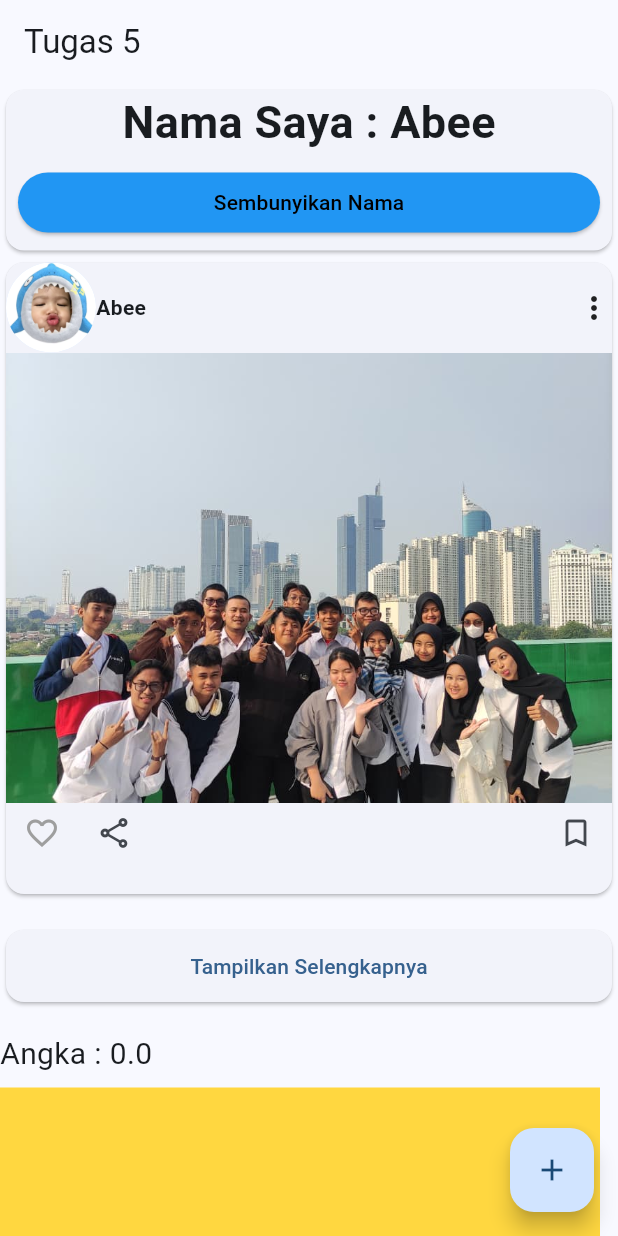
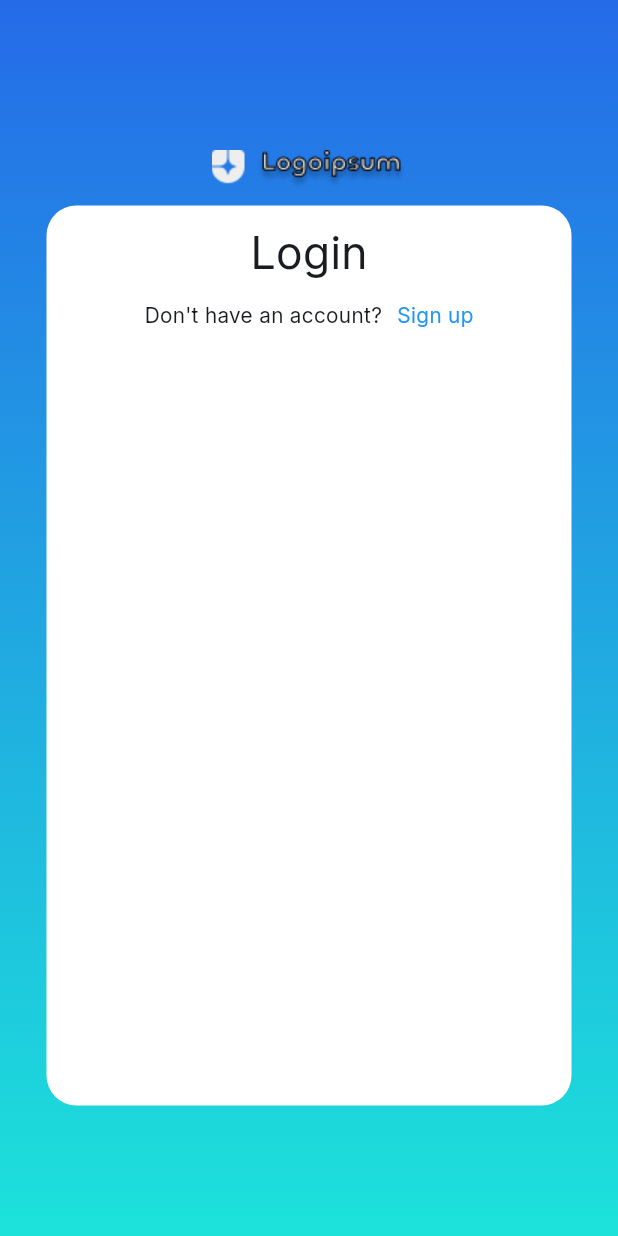
Before and after one commit to ProjectABEE/ppkd_b4_abee, a Flutter app: the screen it shows after launch, on a phone screen of 412 x 824 dp. Run offline on Flutter 3.47's test engine with Material 3 defaults, Android fonts, the light colour scheme and no system bars; missing offline and left inert: mobkit_dashed_border.

Commit message:
Login UI Belum Jadi

```diff
--- a/lib/day12/tugas5.dart
+++ b/lib/day12/tugas5.dart
@@ -69,7 +69,7 @@ class _Tugas5State extends State<Tugas5> {
                   Row(
                     children: [
                       CircleAvatar(
-                        radius: 30,
+                        radius: 25,
                         backgroundImage: AssetImage('assets/images/abe.webp'),
                       ),
                       Text(
--- /dev/null
+++ b/lib/day13/Logintest.dart
@@ -0,0 +1,74 @@
+import 'package:flutter/material.dart';
+
+class LoginUI extends StatefulWidget {
+  const LoginUI({super.key});
+
+  @override
+  State<LoginUI> createState() => _LoginUIState();
+}
+
+class _LoginUIState extends State<LoginUI> {
+  @override
+  Widget build(BuildContext context) {
+    return Scaffold(
+      body: Container(
+        decoration: BoxDecoration(
+          gradient: LinearGradient(
+            begin: Alignment.topCenter,
+            end: Alignment.bottomCenter,
+            colors: [Color(0xff256BE8), Color(0xff1CE2DA)],
+          ),
+        ),
+        child: Column(
+          children: [
+            SizedBox(height: 100),
+            Row(
+              mainAxisAlignment: MainAxisAlignment.center,
+              children: [Image.asset("assets/images/group1.png")],
+            ),
+            SizedBox(height: 10),
+            Container(
+              width: 350,
+              height: 600,
+              decoration: BoxDecoration(
+                color: Color(0xffFFFFFF),
+                borderRadius: BorderRadius.circular(20),
+              ),
+              child: Column(
+                children: [
+                  SizedBox(height: 10),
+                  Text(
+                    "Login",
+                    style: TextStyle(fontSize: 30, fontFamily: 'Inter'),
+                  ),
+                  SizedBox(height: 10),
+                  Row(
+                    mainAxisAlignment: MainAxisAlignment.center,
+                    children: [
+                      Text(
+                        "Don't have an account?",
+                        style: TextStyle(
+                          fontFamily: 'Inter',
+                          fontWeight: FontWeight.w100,
+                        ),
+                      ),
+                      SizedBox(width: 10),
+                      Text(
+                        "Sign up",
+                        style: TextStyle(
+                          fontFamily: 'Inter',
+                          fontWeight: FontWeight.w100,
+                          color: Colors.blue,
+                        ),
+                      ),
+                    ],
+                  ),
+                ],
+              ),
+            ),
+          ],
+        ),
+      ),
+    );
+  }
+}
--- a/lib/main.dart
+++ b/lib/main.dart
@@ -1,5 +1,5 @@
 import 'package:flutter/material.dart';
-import 'package:ppkd_b4_abee/day12/tugas5.dart';
+import 'package:ppkd_b4_abee/day13/Logintest.dart';
 
 void main() {
   runApp(const MyApp());
@@ -31,7 +31,7 @@ class MyApp extends StatelessWidget {
         // tested with just a hot reload.
         colorScheme: ColorScheme.fromSeed(seedColor: Colors.blue),
       ),
-      home: const Tugas5(),
+      home: const LoginUI(),
     );
   }
 }
--- a/pubspec.yaml
+++ b/pubspec.yaml
@@ -78,6 +78,11 @@ flutter:
     - family: SuperTrend
       fonts:
         - asset: fonts/SuperTrend.ttf
+    - family: Inter
+      fonts:
+        - asset: fonts/InterBlack.ttf
+        - asset: fonts/interreguler.ttf
+          weight: 100
   #   - family: Trajan Pro
   #     fonts:
   #       - asset: fonts/TrajanPro.ttf
```
Also changed, not shown: assets/images/Vector.png (added), assets/images/group1.png (added), fonts/InterBlack.ttf (added), fonts/interreguler.ttf (added).
